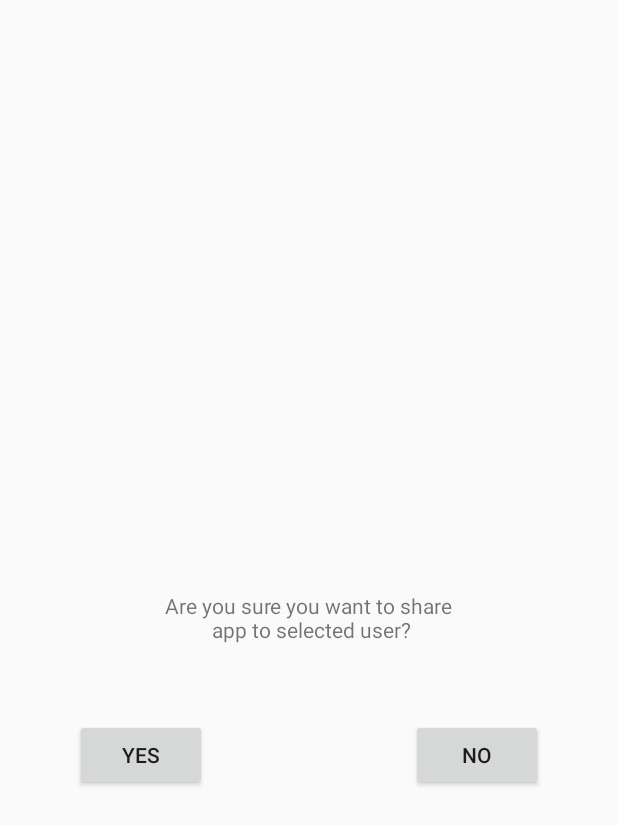
After one commit to ogiba/AlphaBox, an Android app: the layout fragment_share_user.xml on its own in the app's theme, with its tools: preview values and no code run, on a phone screen of 412 x 824 dp. The commit adds this screen. Shown: the top 825 px of the screen. Run offline under Robolectric (Android 15) with nearby library versions, the phone set to English and light mode, and no system bars.

Commit message:
Implemented method that navigate to early created ShareUserFragment. Provided simple view for fragment

```diff
--- a/app/src/main/java/pl/alphabox/Scenes/Share/Fragments/ShareUserListFragment.java
+++ b/app/src/main/java/pl/alphabox/Scenes/Share/Fragments/ShareUserListFragment.java
@@ -16,6 +16,7 @@ import butterknife.BindView;
 import butterknife.ButterKnife;
 import pl.alphabox.Models.User;
 import pl.alphabox.R;
+import pl.alphabox.Scenes.Share.IShareView;
 
 /**
  * Created by robertogiba on 22.10.2017.
@@ -76,6 +77,8 @@ public class ShareUserListFragment extends Fragment implements IShareUserList, A
     public void onItemClick(AdapterView<?> parent, View view, int position, long id) {
         User selectedUser = (User) this.adapter.getItem(position);
         Snackbar.make(view, "Selected: " + selectedUser.email, Snackbar.LENGTH_SHORT).show();
+
+        ((IShareView)getActivity()).navigateToShareToSelectedUser(selectedUser);
     }
 
     public static class Builder {
--- a/app/src/main/java/pl/alphabox/Scenes/Share/IShareView.java
+++ b/app/src/main/java/pl/alphabox/Scenes/Share/IShareView.java
@@ -9,4 +9,6 @@ import pl.alphabox.Models.User;
 
 public interface IShareView {
     void onExtrasTransferred(AppModel appModel);
+
+    void navigateToShareToSelectedUser(User user);
 }
--- /dev/null
+++ b/app/src/main/res/layout/fragment_share_user.xml
@@ -0,0 +1,34 @@
+<?xml version="1.0" encoding="utf-8"?>
+<RelativeLayout xmlns:android="http://schemas.android.com/apk/res/android"
+    android:layout_width="match_parent"
+    android:layout_height="match_parent"
+    android:orientation="vertical">
+
+    <TextView
+        android:id="@+id/text_information"
+        android:layout_width="wrap_content"
+        android:layout_height="wrap_content"
+        android:layout_centerInParent="true"
+        android:text="Are you sure you want to share\n app to selected user?"
+        android:textAlignment="center" />
+
+    <Button
+        android:id="@+id/btn_accept"
+        android:layout_width="wrap_content"
+        android:layout_height="wrap_content"
+        android:layout_alignParentStart="true"
+        android:layout_below="@+id/text_information"
+        android:layout_marginStart="50dp"
+        android:layout_marginTop="50dp"
+        android:text="Yes" />
+
+    <Button
+        android:id="@+id/btn_cancel"
+        android:layout_width="wrap_content"
+        android:layout_height="wrap_content"
+        android:layout_alignParentEnd="true"
+        android:layout_alignTop="@+id/btn_accept"
+        android:layout_below="@+id/text_information"
+        android:layout_marginEnd="50dp"
+        android:text="No" />
+</RelativeLayout>
```
Also changed, not shown: app/src/main/java/pl/alphabox/Scenes/Share/Fragments/ShareUserFragment.java (+19 -1 lines), app/src/main/java/pl/alphabox/Scenes/Share/ShareActivity.java (+14 -1 lines).
